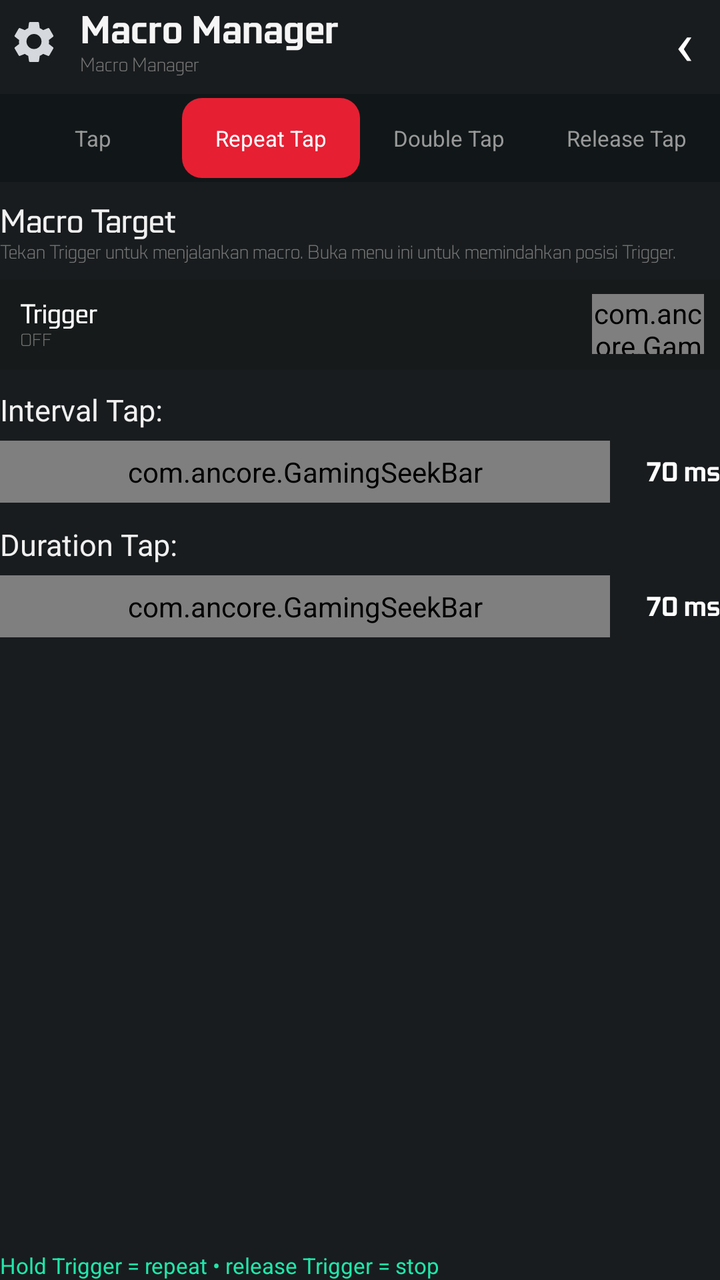
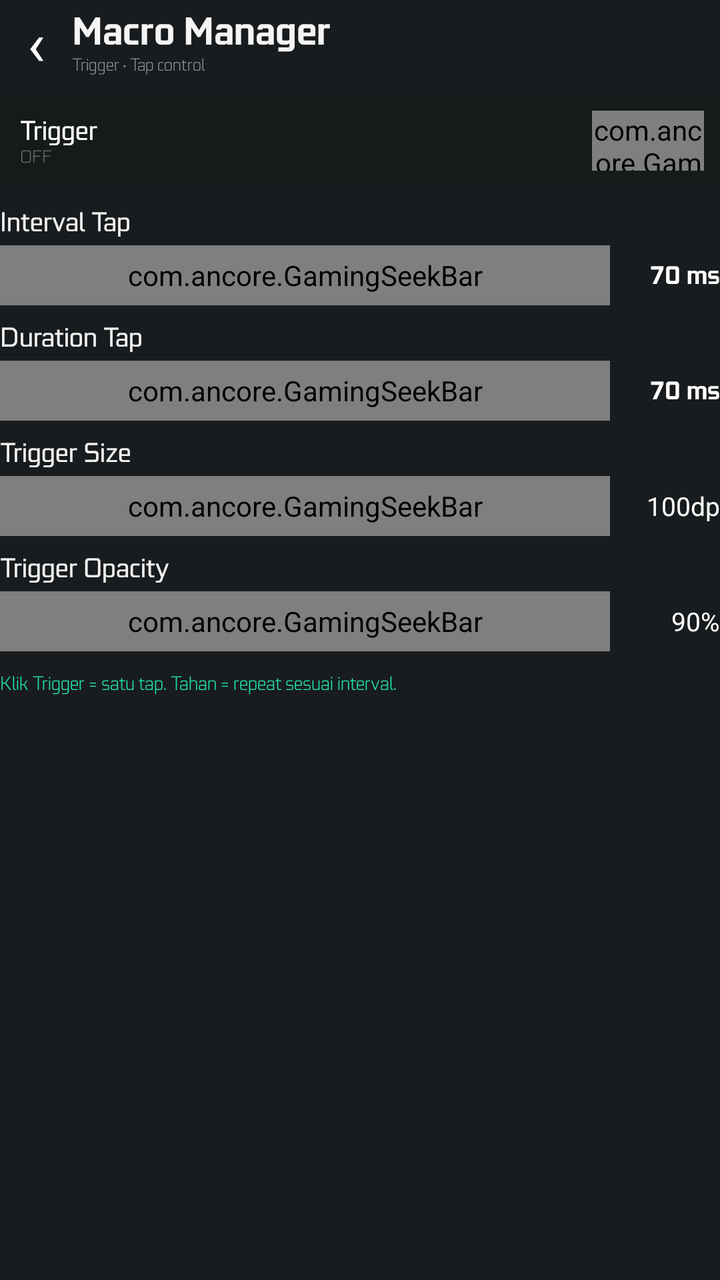

Compare the two renders of this Android layout. The source of the first and the diff that turns it into the second are given below.
<!-- AndroidManifest.xml: application theme android:Theme.DeviceDefault.NoActionBar -->
<!-- res/layout/page_macro.xml -->
<?xml version="1.0" encoding="utf-8"?>
<ScrollView xmlns:android="http://schemas.android.com/apk/res/android" android:layout_width="match_parent" android:layout_height="match_parent" android:fillViewport="true" android:overScrollMode="never">
<LinearLayout android:layout_width="match_parent" android:layout_height="wrap_content" android:orientation="vertical">

    <LinearLayout android:layout_width="match_parent" android:layout_height="42dp" android:gravity="center_vertical">
        <ImageView android:id="@+id/btn_macro_settings" android:layout_width="34dp" android:layout_height="34dp" android:padding="5dp" android:src="@drawable/ic_settings" android:contentDescription="Macro settings"/>
        <LinearLayout android:layout_width="0dp" android:layout_height="wrap_content" android:layout_weight="1" android:paddingStart="6dp" android:orientation="vertical">
            <TextView android:layout_width="wrap_content" android:layout_height="wrap_content" android:text="Macro Manager" android:textColor="#F5F5F5" android:textSize="20sp" android:fontFamily="@font/gf_bold"/>
            <TextView android:layout_width="wrap_content" android:layout_height="wrap_content" android:text="Macro Manager" android:textColor="#777777" android:textSize="10sp" android:fontFamily="@font/gf_light"/>
        </LinearLayout>
        <TextView android:id="@+id/btn_back_macro" android:layout_width="36dp" android:layout_height="match_parent" android:gravity="center" android:text="‹" android:textColor="#FFFFFF" android:textSize="30sp"/>
    </LinearLayout>

    <LinearLayout android:layout_width="match_parent" android:layout_height="44dp" android:layout_marginTop="5dp" android:background="#111718" android:padding="2dp">
        <TextView android:id="@+id/tab_tap" android:layout_width="0dp" android:layout_height="match_parent" android:layout_weight="1" android:gravity="center" android:text="Tap" android:textColor="#999999" android:textSize="11sp"/>
        <TextView android:id="@+id/tab_repeat" android:layout_width="0dp" android:layout_height="match_parent" android:layout_weight="1" android:gravity="center" android:text="Repeat Tap" android:textColor="#FFFFFF" android:textSize="11sp" android:background="@drawable/bg_btn_red"/>
        <TextView android:id="@+id/tab_double" android:layout_width="0dp" android:layout_height="match_parent" android:layout_weight="1" android:gravity="center" android:text="Double Tap" android:textColor="#999999" android:textSize="11sp"/>
        <TextView android:id="@+id/tab_release" android:layout_width="0dp" android:layout_height="match_parent" android:layout_weight="1" android:gravity="center" android:text="Release Tap" android:textColor="#999999" android:textSize="11sp"/>
    </LinearLayout>

    <TextView android:layout_width="match_parent" android:layout_height="wrap_content" android:layout_marginTop="10dp" android:text="Macro Target" android:textColor="#F0F0F0" android:textSize="17sp" android:fontFamily="@font/gf_medium"/>
    <TextView android:layout_width="match_parent" android:layout_height="wrap_content" android:text="Tekan Trigger untuk menjalankan macro. Buka menu ini untuk memindahkan posisi Trigger." android:textColor="#777777" android:textSize="10sp" android:fontFamily="@font/gf_light"/>

    <LinearLayout android:layout_width="match_parent" android:layout_height="45dp" android:layout_marginTop="8dp" android:gravity="center_vertical" android:background="#161A1A" android:paddingLeft="10dp" android:paddingRight="8dp">
        <LinearLayout android:layout_width="0dp" android:layout_height="wrap_content" android:layout_weight="1" android:orientation="vertical">
            <TextView android:layout_width="wrap_content" android:layout_height="wrap_content" android:text="Trigger" android:textColor="#FFFFFF" android:textSize="14sp" android:fontFamily="@font/gf_medium"/>
            <TextView android:id="@+id/trigger_pos" android:layout_width="wrap_content" android:layout_height="wrap_content" android:text="OFF" android:textColor="#777777" android:textSize="9sp" android:fontFamily="@font/gf_light"/>
        </LinearLayout>
        <com.ancore.GamingSwitch android:id="@+id/switch_trigger" android:layout_width="56dp" android:layout_height="30dp"/>
    </LinearLayout>

    <TextView android:layout_width="match_parent" android:layout_height="wrap_content" android:layout_marginTop="10dp" android:text="Interval Tap:" android:textColor="#F0F0F0" android:textSize="15sp"/>
    <LinearLayout android:layout_width="match_parent" android:layout_height="42dp" android:gravity="center_vertical">
        <com.ancore.GamingSeekBar android:id="@+id/seek_macro_interval" android:layout_width="0dp" android:layout_height="31dp" android:layout_weight="1"/>
        <TextView android:id="@+id/val_macro_interval" android:layout_width="55dp" android:layout_height="wrap_content" android:gravity="end" android:text="70 ms" android:textColor="#FFFFFF" android:textSize="14sp" android:fontFamily="@font/gf_bold"/>
    </LinearLayout>

    <TextView android:layout_width="match_parent" android:layout_height="wrap_content" android:layout_marginTop="5dp" android:text="Duration Tap:" android:textColor="#F0F0F0" android:textSize="15sp"/>
    <LinearLayout android:layout_width="match_parent" android:layout_height="42dp" android:gravity="center_vertical">
        <com.ancore.GamingSeekBar android:id="@+id/seek_macro_duration" android:layout_width="0dp" android:layout_height="31dp" android:layout_weight="1"/>
        <TextView android:id="@+id/val_macro_duration" android:layout_width="55dp" android:layout_height="wrap_content" android:gravity="end" android:text="70 ms" android:textColor="#FFFFFF" android:textSize="14sp" android:fontFamily="@font/gf_bold"/>
    </LinearLayout>

    <LinearLayout android:layout_width="match_parent" android:layout_height="0dp" android:layout_weight="1" android:gravity="bottom" android:orientation="vertical">
        <TextView android:layout_width="match_parent" android:layout_height="wrap_content" android:text="Hold Trigger = repeat • release Trigger = stop" android:textColor="#20E6AA" android:textSize="11sp"/>
    </LinearLayout>

</LinearLayout>
</ScrollView>
<!-- resources referenced by this layout -->
<resources>
  <!-- drawable bg_btn_red (drawable) -->
  <?xml version="1.0" encoding="utf-8"?>
  <shape xmlns:android="http://schemas.android.com/apk/res/android"
      android:shape="rectangle">
      <solid android:color="#E61F33" />
      <corners android:radius="10dp" />
  </shape>
  <!-- drawable ic_settings (drawable) -->
  <vector xmlns:android="http://schemas.android.com/apk/res/android" android:width="24dp" android:height="24dp" android:viewportWidth="24" android:viewportHeight="24">
      <path android:fillColor="#D5D8DC" android:pathData="M19.43,12.98c0.04,-0.32 0.07,-0.65 0.07,-0.98s-0.02,-0.66 -0.07,-0.98l2.11,-1.65c0.19,-0.15 0.24,-0.42 0.12,-0.64l-2,-3.46c-0.12,-0.22 -0.37,-0.31 -0.6,-0.22l-2.49,1c-0.52,-0.4 -1.08,-0.73 -1.69,-0.98L14.5,2.42C14.47,2.18 14.25,2 14,2h-4c-0.25,0 -0.46,0.18 -0.5,0.42L9.12,5.07c-0.61,0.25 -1.17,0.59 -1.69,0.98l-2.49,-1c-0.23,-0.08 -0.48,0 -0.6,0.22l-2,3.46c-0.13,0.22 -0.07,0.49 0.12,0.64l2.11,1.65c-0.04,0.32 -0.08,0.65 -0.08,0.98s0.03,0.66 0.08,0.98l-2.11,1.65c-0.19,0.15 -0.24,0.42 -0.12,0.64l2,3.46c0.12,0.22 0.37,0.31 0.6,0.22l2.49,-1c0.52,0.4 1.08,0.73 1.69,0.98l0.38,2.65c0.04,0.24 0.25,0.42 0.5,0.42h4c0.25,0 0.46,-0.18 0.5,-0.42l0.38,-2.65c0.61,-0.25 1.17,-0.58 1.69,-0.98l2.49,1c0.23,0.08 0.48,0 0.6,-0.22l2,-3.46c0.12,-0.22 0.07,-0.49 -0.12,-0.64l-2.11,-1.65zM12,15.5A3.5,3.5 0,1 1,12,8a3.5,3.5 0,0 1,0,7.5z"/>
  </vector>
</resources>

<!-- the commit's change to res/layout/page_macro.xml (unified diff, before → after) -->
@@ -1,49 +1,201 @@
 <?xml version="1.0" encoding="utf-8"?>
-<ScrollView xmlns:android="http://schemas.android.com/apk/res/android" android:layout_width="match_parent" android:layout_height="match_parent" android:fillViewport="true" android:overScrollMode="never">
-<LinearLayout android:layout_width="match_parent" android:layout_height="wrap_content" android:orientation="vertical">
-
-    <LinearLayout android:layout_width="match_parent" android:layout_height="42dp" android:gravity="center_vertical">
-        <ImageView android:id="@+id/btn_macro_settings" android:layout_width="34dp" android:layout_height="34dp" android:padding="5dp" android:src="@drawable/ic_settings" android:contentDescription="Macro settings"/>
-        <LinearLayout android:layout_width="0dp" android:layout_height="wrap_content" android:layout_weight="1" android:paddingStart="6dp" android:orientation="vertical">
-            <TextView android:layout_width="wrap_content" android:layout_height="wrap_content" android:text="Macro Manager" android:textColor="#F5F5F5" android:textSize="20sp" android:fontFamily="@font/gf_bold"/>
-            <TextView android:layout_width="wrap_content" android:layout_height="wrap_content" android:text="Macro Manager" android:textColor="#777777" android:textSize="10sp" android:fontFamily="@font/gf_light"/>
-        </LinearLayout>
-        <TextView android:id="@+id/btn_back_macro" android:layout_width="36dp" android:layout_height="match_parent" android:gravity="center" android:text="‹" android:textColor="#FFFFFF" android:textSize="30sp"/>
+<ScrollView xmlns:android="http://schemas.android.com/apk/res/android"
+    android:layout_width="match_parent"
+    android:layout_height="match_parent"
+    android:fillViewport="true"
+    android:overScrollMode="never">
+
+    <LinearLayout
+        android:layout_width="match_parent"
+        android:layout_height="wrap_content"
+        android:orientation="vertical">
+
+        <LinearLayout
+            android:layout_width="match_parent"
+            android:layout_height="42dp"
+            android:gravity="center_vertical">
+            <TextView
+                android:id="@+id/btn_back_macro"
+                android:layout_width="36dp"
+                android:layout_height="match_parent"
+                android:gravity="center"
+                android:text="‹"
+                android:textColor="#FFFFFF"
+                android:textSize="30sp"/>
+            <LinearLayout
+                android:layout_width="0dp"
+                android:layout_height="wrap_content"
+                android:layout_weight="1"
+                android:orientation="vertical">
+                <TextView
+                    android:layout_width="wrap_content"
+                    android:layout_height="wrap_content"
+                    android:text="Macro Manager"
+                    android:textColor="#F5F5F5"
+                    android:textSize="20sp"
+                    android:fontFamily="@font/gf_bold"/>
+                <TextView
+                    android:layout_width="wrap_content"
+                    android:layout_height="wrap_content"
+                    android:text="Trigger • Tap control"
+                    android:textColor="#92959A"
+                    android:textSize="9sp"
+                    android:fontFamily="@font/gf_light"/>
+            </LinearLayout>
+        </LinearLayout>
+
+        <LinearLayout
+            android:layout_width="match_parent"
+            android:layout_height="45dp"
+            android:layout_marginTop="6dp"
+            android:gravity="center_vertical"
+            android:background="#161A1A"
+            android:paddingLeft="10dp"
+            android:paddingRight="8dp">
+            <LinearLayout
+                android:layout_width="0dp"
+                android:layout_height="wrap_content"
+                android:layout_weight="1"
+                android:orientation="vertical">
+                <TextView
+                    android:layout_width="wrap_content"
+                    android:layout_height="wrap_content"
+                    android:text="Trigger"
+                    android:textColor="#FFFFFF"
+                    android:textSize="14sp"
+                    android:fontFamily="@font/gf_medium"/>
+                <TextView
+                    android:id="@+id/trigger_pos"
+                    android:layout_width="wrap_content"
+                    android:layout_height="wrap_content"
+                    android:text="OFF"
+                    android:textColor="#777777"
+                    android:textSize="9sp"
+                    android:fontFamily="@font/gf_light"/>
+            </LinearLayout>
+            <com.ancore.GamingSwitch
+                android:id="@+id/switch_trigger"
+                android:layout_width="56dp"
+                android:layout_height="30dp"/>
+        </LinearLayout>
+
+        <TextView
+            android:layout_width="match_parent"
+            android:layout_height="wrap_content"
+            android:layout_marginTop="10dp"
+            android:text="Interval Tap"
+            android:textColor="#F0F0F0"
+            android:textSize="14sp"
+            android:fontFamily="@font/gf_medium"/>
+        <LinearLayout
+            android:layout_width="match_parent"
+            android:layout_height="38dp"
+            android:gravity="center_vertical">
+            <com.ancore.GamingSeekBar
+                android:id="@+id/seek_macro_interval"
+                android:layout_width="0dp"
+                android:layout_height="30dp"
+                android:layout_weight="1"/>
+            <TextView
+                android:id="@+id/val_macro_interval"
+                android:layout_width="55dp"
+                android:layout_height="wrap_content"
+                android:gravity="end"
+                android:text="70 ms"
+                android:textColor="#FFFFFF"
+                android:textSize="13sp"
+                android:fontFamily="@font/gf_bold"/>
+        </LinearLayout>
+
+        <TextView
+            android:layout_width="match_parent"
+            android:layout_height="wrap_content"
+            android:layout_marginTop="4dp"
+            android:text="Duration Tap"
+            android:textColor="#F0F0F0"
+            android:textSize="14sp"
+            android:fontFamily="@font/gf_medium"/>
+        <LinearLayout
+            android:layout_width="match_parent"
+            android:layout_height="38dp"
+            android:gravity="center_vertical">
+            <com.ancore.GamingSeekBar
+                android:id="@+id/seek_macro_duration"
+                android:layout_width="0dp"
+                android:layout_height="30dp"
+                android:layout_weight="1"/>
+            <TextView
+                android:id="@+id/val_macro_duration"
+                android:layout_width="55dp"
+                android:layout_height="wrap_content"
+                android:gravity="end"
+                android:text="70 ms"
+                android:textColor="#FFFFFF"
+                android:textSize="13sp"
+                android:fontFamily="@font/gf_bold"/>
+        </LinearLayout>
+
+        <TextView
+            android:layout_width="match_parent"
+            android:layout_height="wrap_content"
+            android:layout_marginTop="4dp"
+            android:text="Trigger Size"
+            android:textColor="#F0F0F0"
+            android:textSize="14sp"
+            android:fontFamily="@font/gf_medium"/>
+        <LinearLayout
+            android:layout_width="match_parent"
+            android:layout_height="38dp"
+            android:gravity="center_vertical">
+            <com.ancore.GamingSeekBar
+                android:id="@+id/seek_trigger_size"
+                android:layout_width="0dp"
+                android:layout_height="30dp"
+                android:layout_weight="1"/>
+            <TextView
+                android:id="@+id/val_trigger_size"
+                android:layout_width="55dp"
+                android:layout_height="wrap_content"
+                android:gravity="end"
+                android:text="100dp"
+                android:textColor="#FFFFFF"
+                android:textSize="13sp"/>
+        </LinearLayout>
+
+        <TextView
+            android:layout_width="match_parent"
+            android:layout_height="wrap_content"
+            android:layout_marginTop="4dp"
+            android:text="Trigger Opacity"
+            android:textColor="#F0F0F0"
+            android:textSize="14sp"
+            android:fontFamily="@font/gf_medium"/>
+        <LinearLayout
+            android:layout_width="match_parent"
+            android:layout_height="38dp"
+            android:gravity="center_vertical">
+            <com.ancore.GamingSeekBar
+                android:id="@+id/seek_trigger_opacity"
+                android:layout_width="0dp"
+                android:layout_height="30dp"
+                android:layout_weight="1"/>
+            <TextView
+                android:id="@+id/val_trigger_opacity"
+                android:layout_width="55dp"
+                android:layout_height="wrap_content"
+                android:gravity="end"
+                android:text="90%"
+                android:textColor="#FFFFFF"
+                android:textSize="13sp"/>
+        </LinearLayout>
+
+        <TextView
+            android:layout_width="match_parent"
+            android:layout_height="wrap_content"
+            android:layout_marginTop="6dp"
+            android:text="Klik Trigger = satu tap. Tahan = repeat sesuai interval."
+            android:textColor="#20E6AA"
+            android:textSize="10sp"
+            android:fontFamily="@font/gf_light"/>
     </LinearLayout>
-
-    <LinearLayout android:layout_width="match_parent" android:layout_height="44dp" android:layout_marginTop="5dp" android:background="#111718" android:padding="2dp">
-        <TextView android:id="@+id/tab_tap" android:layout_width="0dp" android:layout_height="match_parent" android:layout_weight="1" android:gravity="center" android:text="Tap" android:textColor="#999999" android:textSize="11sp"/>
-        <TextView android:id="@+id/tab_repeat" android:layout_width="0dp" android:layout_height="match_parent" android:layout_weight="1" android:gravity="center" android:text="Repeat Tap" android:textColor="#FFFFFF" android:textSize="11sp" android:background="@drawable/bg_btn_red"/>
-        <TextView android:id="@+id/tab_double" android:layout_width="0dp" android:layout_height="match_parent" android:layout_weight="1" android:gravity="center" android:text="Double Tap" android:textColor="#999999" android:textSize="11sp"/>
-        <TextView android:id="@+id/tab_release" android:layout_width="0dp" android:layout_height="match_parent" android:layout_weight="1" android:gravity="center" android:text="Release Tap" android:textColor="#999999" android:textSize="11sp"/>
-    </LinearLayout>
-
-    <TextView android:layout_width="match_parent" android:layout_height="wrap_content" android:layout_marginTop="10dp" android:text="Macro Target" android:textColor="#F0F0F0" android:textSize="17sp" android:fontFamily="@font/gf_medium"/>
-    <TextView android:layout_width="match_parent" android:layout_height="wrap_content" android:text="Tekan Trigger untuk menjalankan macro. Buka menu ini untuk memindahkan posisi Trigger." android:textColor="#777777" android:textSize="10sp" android:fontFamily="@font/gf_light"/>
-
-    <LinearLayout android:layout_width="match_parent" android:layout_height="45dp" android:layout_marginTop="8dp" android:gravity="center_vertical" android:background="#161A1A" android:paddingLeft="10dp" android:paddingRight="8dp">
-        <LinearLayout android:layout_width="0dp" android:layout_height="wrap_content" android:layout_weight="1" android:orientation="vertical">
-            <TextView android:layout_width="wrap_content" android:layout_height="wrap_content" android:text="Trigger" android:textColor="#FFFFFF" android:textSize="14sp" android:fontFamily="@font/gf_medium"/>
-            <TextView android:id="@+id/trigger_pos" android:layout_width="wrap_content" android:layout_height="wrap_content" android:text="OFF" android:textColor="#777777" android:textSize="9sp" android:fontFamily="@font/gf_light"/>
-        </LinearLayout>
-        <com.ancore.GamingSwitch android:id="@+id/switch_trigger" android:layout_width="56dp" android:layout_height="30dp"/>
-    </LinearLayout>
-
-    <TextView android:layout_width="match_parent" android:layout_height="wrap_content" android:layout_marginTop="10dp" android:text="Interval Tap:" android:textColor="#F0F0F0" android:textSize="15sp"/>
-    <LinearLayout android:layout_width="match_parent" android:layout_height="42dp" android:gravity="center_vertical">
-        <com.ancore.GamingSeekBar android:id="@+id/seek_macro_interval" android:layout_width="0dp" android:layout_height="31dp" android:layout_weight="1"/>
-        <TextView android:id="@+id/val_macro_interval" android:layout_width="55dp" android:layout_height="wrap_content" android:gravity="end" android:text="70 ms" android:textColor="#FFFFFF" android:textSize="14sp" android:fontFamily="@font/gf_bold"/>
-    </LinearLayout>
-
-    <TextView android:layout_width="match_parent" android:layout_height="wrap_content" android:layout_marginTop="5dp" android:text="Duration Tap:" android:textColor="#F0F0F0" android:textSize="15sp"/>
-    <LinearLayout android:layout_width="match_parent" android:layout_height="42dp" android:gravity="center_vertical">
-        <com.ancore.GamingSeekBar android:id="@+id/seek_macro_duration" android:layout_width="0dp" android:layout_height="31dp" android:layout_weight="1"/>
-        <TextView android:id="@+id/val_macro_duration" android:layout_width="55dp" android:layout_height="wrap_content" android:gravity="end" android:text="70 ms" android:textColor="#FFFFFF" android:textSize="14sp" android:fontFamily="@font/gf_bold"/>
-    </LinearLayout>
-
-    <LinearLayout android:layout_width="match_parent" android:layout_height="0dp" android:layout_weight="1" android:gravity="bottom" android:orientation="vertical">
-        <TextView android:layout_width="match_parent" android:layout_height="wrap_content" android:text="Hold Trigger = repeat • release Trigger = stop" android:textColor="#20E6AA" android:textSize="11sp"/>
-    </LinearLayout>
-
-</LinearLayout>
 </ScrollView>
<!-- resource entries referenced after the edit -->
@@ -1,15 +1,5 @@
 <!-- resources referenced by this layout -->
 <resources>
-  <!-- drawable bg_btn_red (drawable) -->
-  <?xml version="1.0" encoding="utf-8"?>
-  <shape xmlns:android="http://schemas.android.com/apk/res/android"
-      android:shape="rectangle">
-      <solid android:color="#E61F33" />
-      <corners android:radius="10dp" />
-  </shape>
-  <!-- drawable ic_settings (drawable) -->
-  <vector xmlns:android="http://schemas.android.com/apk/res/android" android:width="24dp" android:height="24dp" android:viewportWidth="24" android:viewportHeight="24">
-      <path android:fillColor="#D5D8DC" android:pathData="M19.43,12.98c0.04,-0.32 0.07,-0.65 0.07,-0.98s-0.02,-0.66 -0.07,-0.98l2.11,-1.65c0.19,-0.15 0.24,-0.42 0.12,-0.64l-2,-3.46c-0.12,-0.22 -0.37,-0.31 -0.6,-0.22l-2.49,1c-0.52,-0.4 -1.08,-0.73 -1.69,-0.98L14.5,2.42C14.47,2.18 14.25,2 14,2h-4c-0.25,0 -0.46,0.18 -0.5,0.42L9.12,5.07c-0.61,0.25 -1.17,0.59 -1.69,0.98l-2.49,-1c-0.23,-0.08 -0.48,0 -0.6,0.22l-2,3.46c-0.13,0.22 -0.07,0.49 0.12,0.64l2.11,1.65c-0.04,0.32 -0.08,0.65 -0.08,0.98s0.03,0.66 0.08,0.98l-2.11,1.65c-0.19,0.15 -0.24,0.42 -0.12,0.64l2,3.46c0.12,0.22 0.37,0.31 0.6,0.22l2.49,-1c0.52,0.4 1.08,0.73 1.69,0.98l0.38,2.65c0.04,0.24 0.25,0.42 0.5,0.42h4c0.25,0 0.46,-0.18 0.5,-0.42l0.38,-2.65c0.61,-0.25 1.17,-0.58 1.69,-0.98l2.49,1c0.23,0.08 0.48,0 0.6,-0.22l2,-3.46c0.12,-0.22 0.07,-0.49 -0.12,-0.64l-2.11,-1.65zM12,15.5A3.5,3.5 0,1 1,12,8a3.5,3.5 0,0 1,0,7.5z"/>
-  </vector>
+
 </resources>
 
